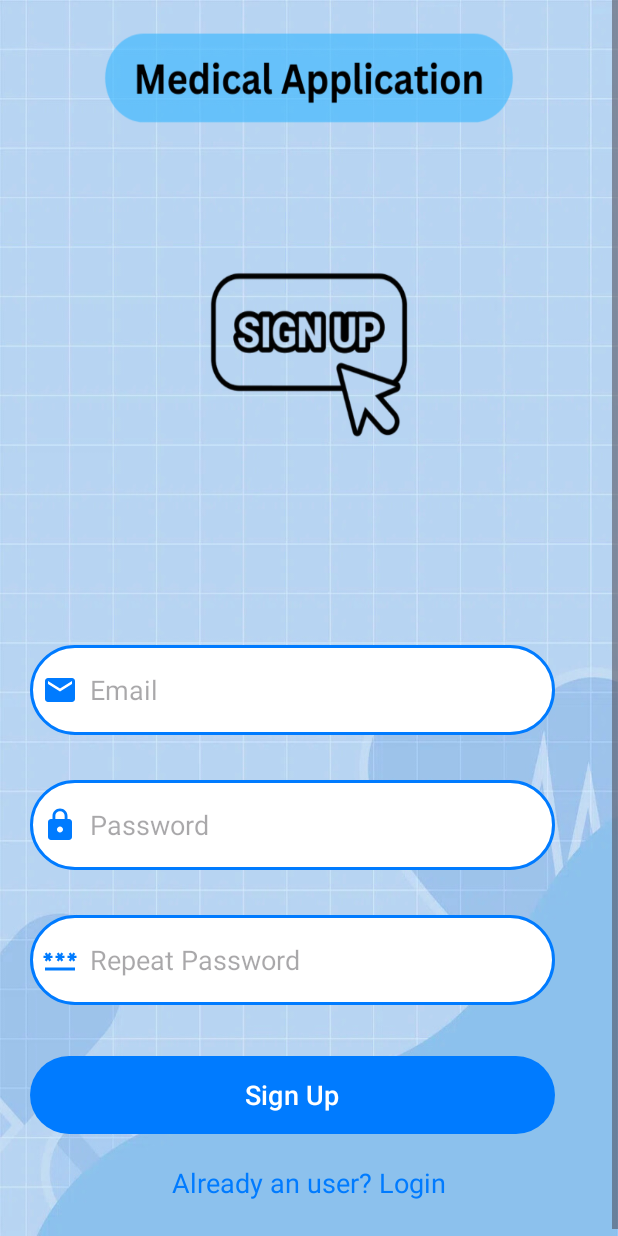
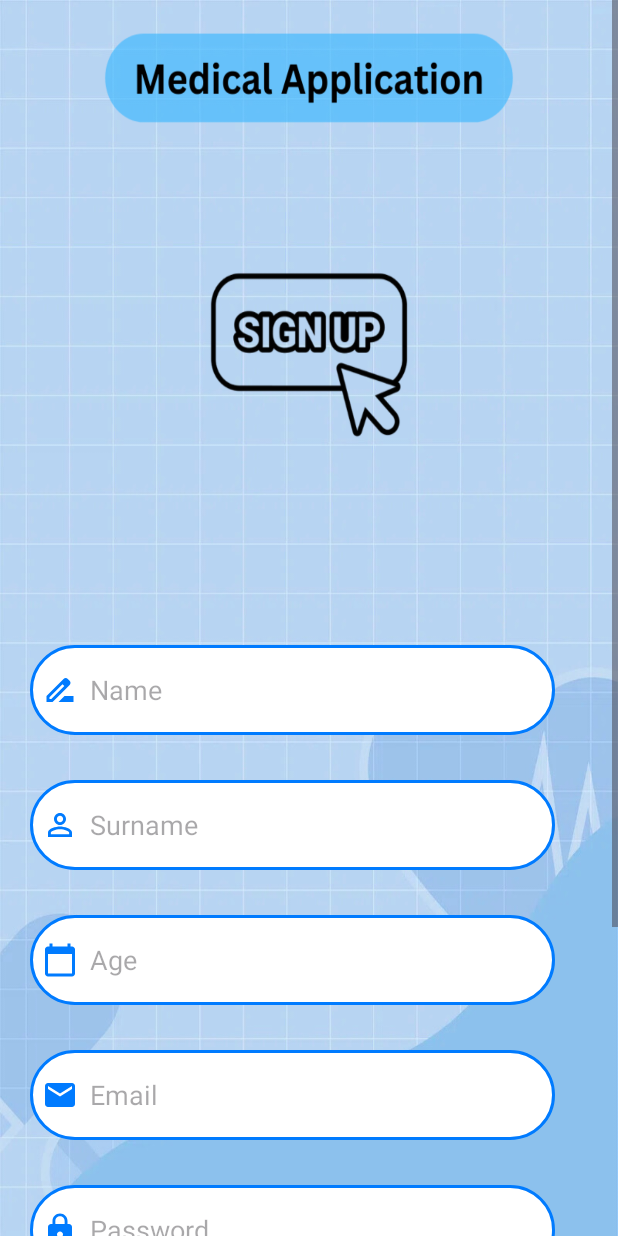
Before and after one commit to valtrinacacaj/MedicalApplication_PaisjeMobile, an Android app: the SignUpActivity screen opened directly, with no data from a screen before it, on a phone screen of 412 x 824 dp. Run offline under Robolectric (Android 15) with nearby library versions, the phone set to English and light mode, and no system bars.

Commit message:
Added fields to SignUpActivity

```diff
--- /dev/null
+++ b/app/src/main/res/drawable/baseline_calendar_today_24.xml
@@ -0,0 +1,5 @@
+<vector android:height="24dp" android:tint="#007BFF"
+    android:viewportHeight="24" android:viewportWidth="24"
+    android:width="24dp" xmlns:android="http://schemas.android.com/apk/res/android">
+    <path android:fillColor="@android:color/white" android:pathData="M20,3h-1L19,1h-2v2L7,3L7,1L5,1v2L4,3c-1.1,0 -2,0.9 -2,2v16c0,1.1 0.9,2 2,2h16c1.1,0 2,-0.9 2,-2L22,5c0,-1.1 -0.9,-2 -2,-2zM20,21L4,21L4,8h16v13z"/>
+</vector>
--- /dev/null
+++ b/app/src/main/res/drawable/baseline_drive_file_rename_outline_24.xml
@@ -0,0 +1,5 @@
+<vector android:height="24dp" android:tint="#007BFF"
+    android:viewportHeight="24" android:viewportWidth="24"
+    android:width="24dp" xmlns:android="http://schemas.android.com/apk/res/android">
+    <path android:fillColor="@android:color/white" android:pathData="M18.41,5.8L17.2,4.59c-0.78,-0.78 -2.05,-0.78 -2.83,0l-2.68,2.68L3,15.96V20h4.04l8.74,-8.74 2.63,-2.63c0.79,-0.78 0.79,-2.05 0,-2.83zM6.21,18H5v-1.21l8.66,-8.66 1.21,1.21L6.21,18zM11,20l4,-4h6v4H11z"/>
+</vector>
--- /dev/null
+++ b/app/src/main/res/drawable/baseline_person_outline_24.xml
@@ -0,0 +1,5 @@
+<vector android:height="24dp" android:tint="#007BFF"
+    android:viewportHeight="24" android:viewportWidth="24"
+    android:width="24dp" xmlns:android="http://schemas.android.com/apk/res/android">
+    <path android:fillColor="@android:color/white" android:pathData="M12,5.9c1.16,0 2.1,0.94 2.1,2.1s-0.94,2.1 -2.1,2.1S9.9,9.16 9.9,8s0.94,-2.1 2.1,-2.1m0,9c2.97,0 6.1,1.46 6.1,2.1v1.1L5.9,18.1L5.9,17c0,-0.64 3.13,-2.1 6.1,-2.1M12,4C9.79,4 8,5.79 8,8s1.79,4 4,4 4,-1.79 4,-4 -1.79,-4 -4,-4zM12,13c-2.67,0 -8,1.34 -8,4v3h16v-3c0,-2.66 -5.33,-4 -8,-4z"/>
+</vector>
--- a/app/src/main/res/layout/activity_sign_up.xml
+++ b/app/src/main/res/layout/activity_sign_up.xml
@@ -19,6 +19,47 @@
             android:layout_marginTop="380dp"
             android:padding="20dp"
             >
+
+
+            <EditText
+                android:layout_width="350dp"
+                android:layout_height="60dp"
+                android:id="@+id/signup_name"
+                android:background="@drawable/blue_border"
+                android:layout_marginTop="30dp"
+                android:padding="8dp"
+                android:hint="Name"
+                android:drawableLeft="@drawable/baseline_drive_file_rename_outline_24"
+                android:drawablePadding="8dp">
+            </EditText>
+
+            <EditText
+                android:layout_width="350dp"
+                android:layout_height="60dp"
+                android:id="@+id/signup_surname"
+                android:background="@drawable/blue_border"
+                android:layout_marginTop="30dp"
+                android:padding="8dp"
+                android:hint="Surname"
+                android:drawableLeft="@drawable/baseline_person_outline_24"
+                android:drawablePadding="8dp">
+            </EditText>
+
+
+
+            <EditText
+                android:layout_width="350dp"
+                android:layout_height="60dp"
+                android:id="@+id/signup_age"
+                android:background="@drawable/blue_border"
+                android:layout_marginTop="30dp"
+                android:padding="8dp"
+                android:hint="Age"
+                android:drawableLeft="@drawable/baseline_calendar_today_24"
+                android:drawablePadding="8dp">
+            </EditText>
+
+
             <EditText
                 android:layout_width="350dp"
                 android:layout_height="60dp"
```
Also changed, not shown: app/src/main/java/com/fiek/medicalapplication_paisjemobile/DatabaseHelper.java (+6 -1 lines), app/src/main/java/com/fiek/medicalapplication_paisjemobile/SignUpActivity.java (+13 -8 lines).
